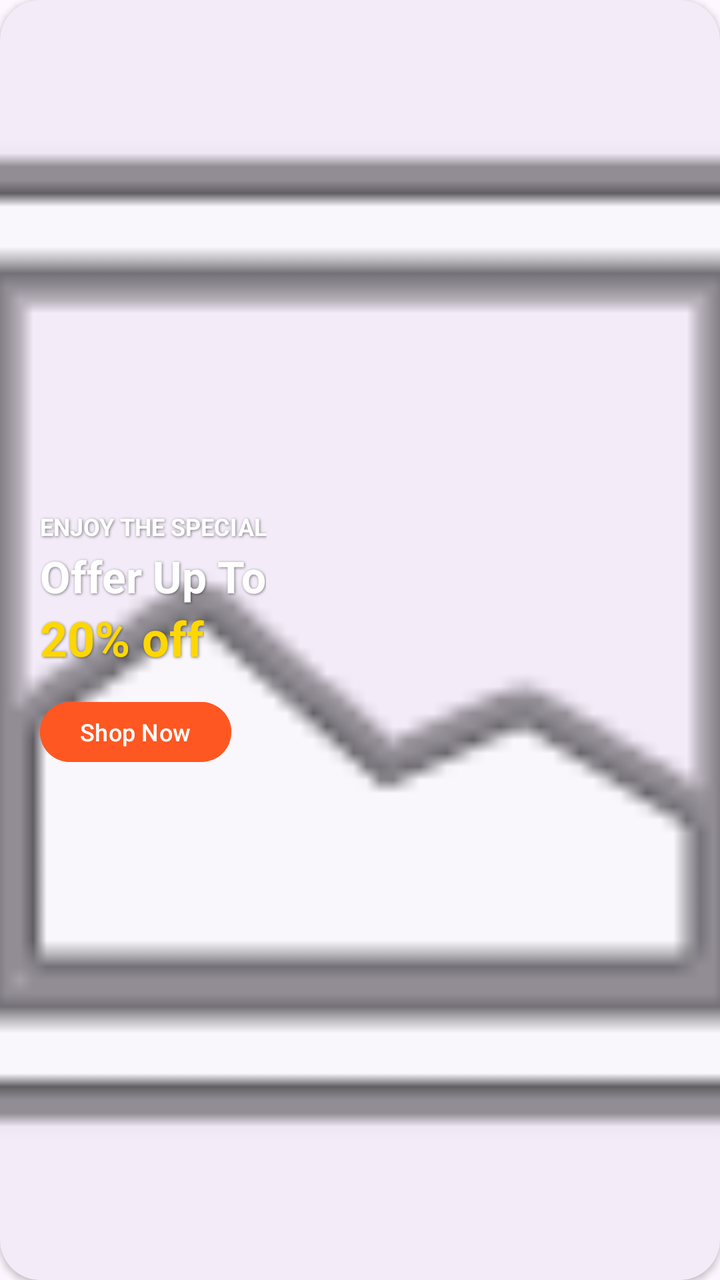
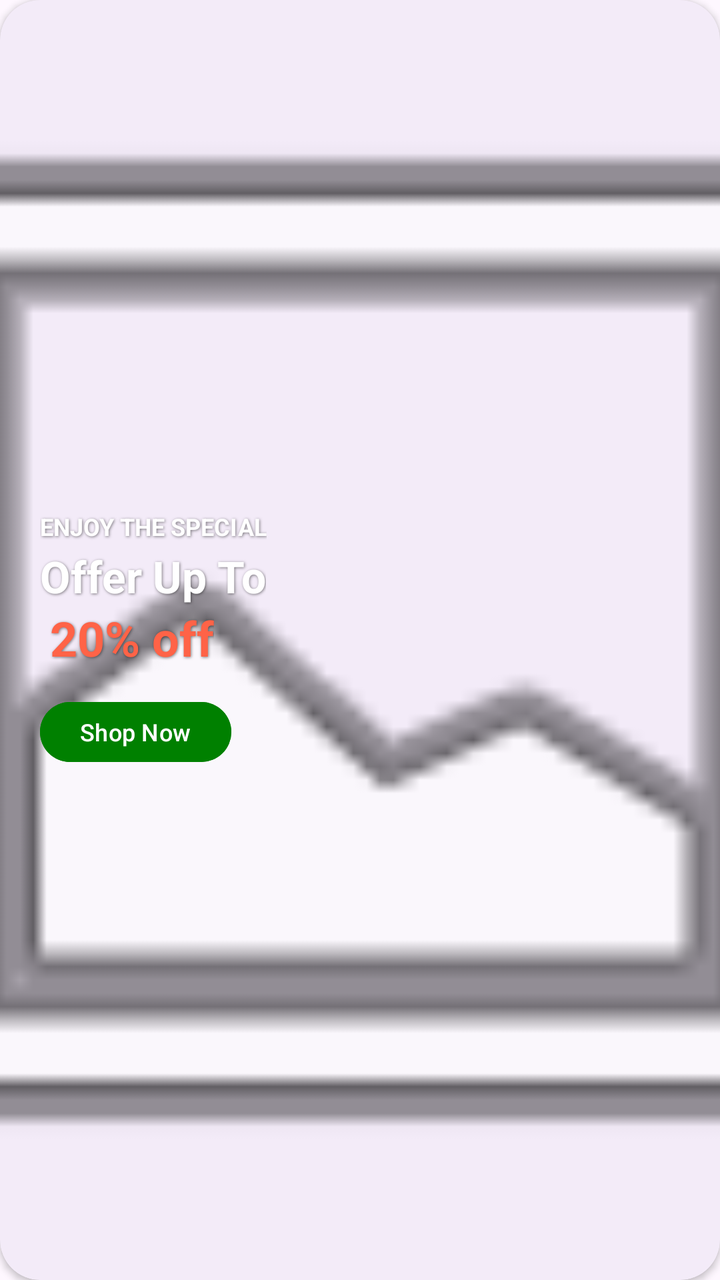

Compare the two renders of this Android layout. The source of the first and the diff that turns it into the second are given below.
<!-- AndroidManifest.xml: application theme Theme.DairyBook -->
<!-- res/layout/item_banner_card.xml -->
<?xml version="1.0" encoding="utf-8"?>
<com.google.android.material.card.MaterialCardView xmlns:android="http://schemas.android.com/apk/res/android"
    xmlns:app="http://schemas.android.com/apk/res-auto"
    android:layout_width="match_parent"
    android:layout_height="match_parent"
    android:layout_marginHorizontal="16dp"
    app:cardCornerRadius="20dp"
    app:cardElevation="2dp"
    app:strokeWidth="0dp">

    <RelativeLayout
        android:layout_width="match_parent"
        android:layout_height="match_parent">

        
        <ImageView
            android:id="@+id/ivBannerImage"
            android:layout_width="match_parent"
            android:layout_height="match_parent"
            android:scaleType="centerCrop"
            android:src="@android:drawable/ic_menu_gallery" />

        
        <View
            android:layout_width="match_parent"
            android:layout_height="match_parent"
            android:background="#00000000" />

        
        <LinearLayout
            android:layout_width="wrap_content"
            android:layout_height="wrap_content"
            android:layout_alignParentStart="true"
            android:layout_centerVertical="true"
            android:layout_marginStart="20dp"
            android:orientation="vertical">

            <TextView
                android:id="@+id/tvBannerSubtext"
                android:layout_width="wrap_content"
                android:layout_height="wrap_content"
                android:text="ENJOY THE SPECIAL"
                android:textColor="#FFFFFF"
                android:textSize="12sp"
                android:textStyle="bold"
                android:shadowColor="#80000000"
                android:shadowDx="1"
                android:shadowDy="1"
                android:shadowRadius="3" />

            <TextView
                android:id="@+id/tvBannerTitle"
                android:layout_width="wrap_content"
                android:layout_height="wrap_content"
                android:layout_marginTop="2dp"
                android:text="Offer Up To"
                android:textColor="#FFFFFF"
                android:textSize="22sp"
                android:textStyle="bold"
                android:shadowColor="#80000000"
                android:shadowDx="1"
                android:shadowDy="1"
                android:shadowRadius="3" />

            <TextView
                android:id="@+id/tvBannerDiscount"
                android:layout_width="wrap_content"
                android:layout_height="wrap_content"
                android:text="20% off"
                android:textColor="#FFD700"
                android:textSize="24sp"
                android:textStyle="bold"
                android:shadowColor="#80000000"
                android:shadowDx="1"
                android:shadowDy="1"
                android:shadowRadius="3" />

            <com.google.android.material.button.MaterialButton
                android:id="@+id/btnBannerShop"
                android:layout_width="wrap_content"
                android:layout_height="38dp"
                android:layout_marginTop="12dp"
                android:backgroundTint="#FF5722"
                android:paddingHorizontal="20dp"
                android:text="Shop Now"
                android:textAllCaps="false"
                android:textColor="#FFFFFF"
                android:textSize="12sp"
                app:cornerRadius="19dp" />
        </LinearLayout>

    </RelativeLayout>
</com.google.android.material.card.MaterialCardView>
<!-- resources referenced by this layout -->
<resources>
  <style name="Theme.DairyBook" parent="Base.Theme.DairyBook" />
  <style name="Base.Theme.DairyBook" parent="Theme.Material3.DayNight.NoActionBar">
          
          
      </style>
</resources>

<!-- the commit's change to res/layout/item_banner_card.xml (unified diff, before → after) -->
@@ -67,9 +67,10 @@
                 android:layout_width="wrap_content"
                 android:layout_height="wrap_content"
                 android:text="20% off"
-                android:textColor="#FFD700"
+                android:textColor="#FF6347"
                 android:textSize="24sp"
                 android:textStyle="bold"
+                android:layout_marginStart="5dp"
                 android:shadowColor="#80000000"
                 android:shadowDx="1"
                 android:shadowDy="1"
@@ -80,7 +81,7 @@
                 android:layout_width="wrap_content"
                 android:layout_height="38dp"
                 android:layout_marginTop="12dp"
-                android:backgroundTint="#FF5722"
+                android:backgroundTint="#008000"
                 android:paddingHorizontal="20dp"
                 android:text="Shop Now"
                 android:textAllCaps="false"
